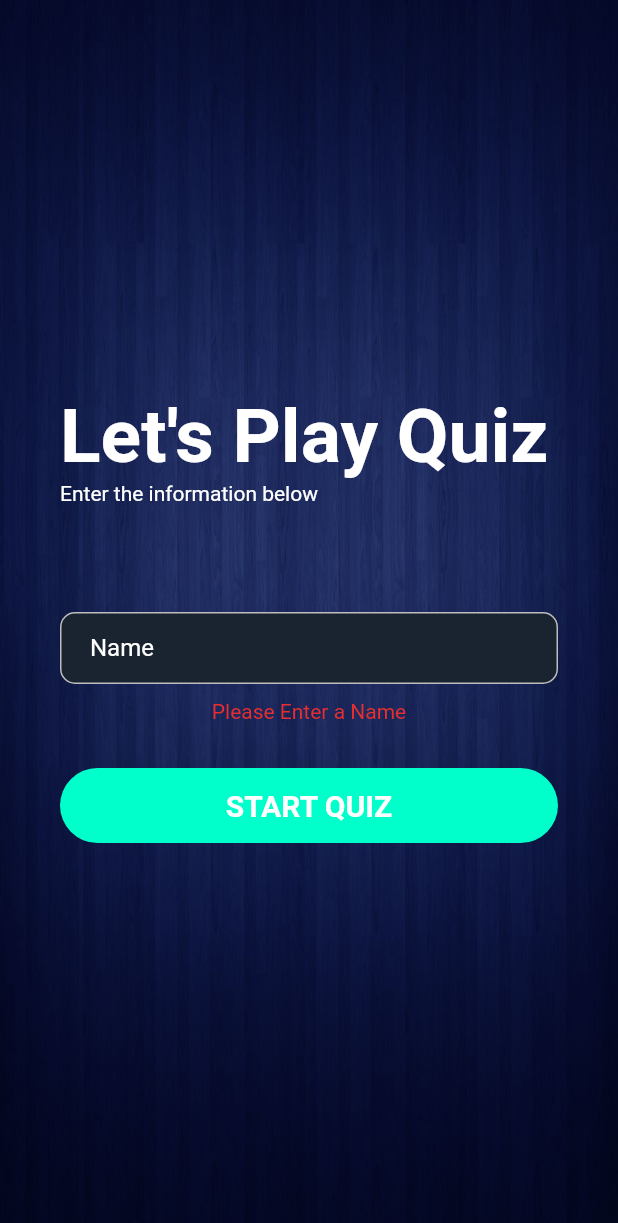
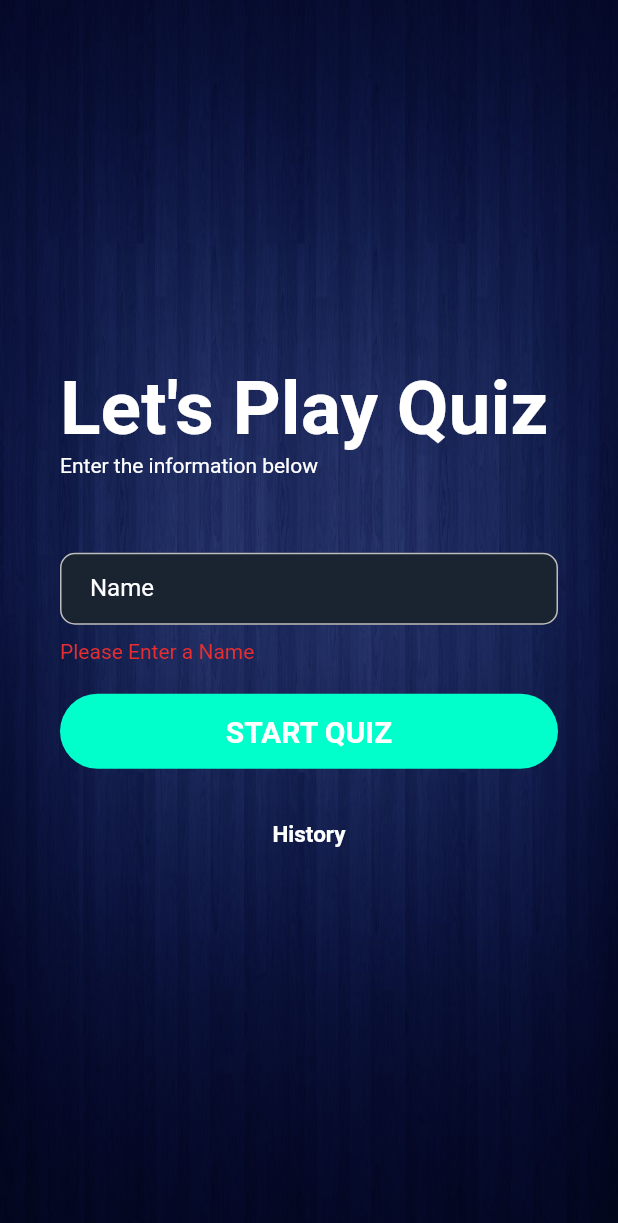
Before and after one commit to Resolute07/assignmentAnantkaal, a Flutter app: the HomeScreen screen opened by its route, after a tap on "START QUIZ", on a phone screen of 412 x 824 dp. Shown: the top 1223 px of the screen. Run offline on Flutter 3.47's test engine with Material 2 defaults, Android fonts, the phone set to English and light mode, and no system bars; our stand-ins replace animated_text_kit, hive_flutter, html_unescape; accounts and stored records are empty; network calls fail.

Commit message:
The Application is completed.. the screen shots and the app drive link is uploaded

```diff
--- a/lib/controller/controller.dart
+++ b/lib/controller/controller.dart
@@ -12,7 +12,9 @@ class XController {
   static int totalQuestions = 0;
   static int correctAnsweredNumber = 0;
   static String currentUserName = "";
-  static const int totalTime = 60;
+  static const int totalTime = 30;
+  static List<dynamic>? history = [];
+  static dynamic localBox;
 
   static init() {
     pageController = PageController();
@@ -56,13 +58,29 @@ class XController {
       const Duration(milliseconds: 500),
       () {
         if (currentQuestionIndex == totalQuestions) {
-          Navigator.pushReplacementNamed(context, ScoreScreen.id);
+          goToScoreScreen(context);
         }
         XController.pageController.nextPage(
             duration: const Duration(milliseconds: 500), curve: Curves.easeIn);
       },
     );
-
     //
   }
+
+  static void updateHistory() {
+    XController.history ??= [];
+    if (XController.history!.length >= 10) {
+      //if not null check the length is checked and last user is deleted
+      XController.history?.removeAt(0);
+    }
+    //the new user name is added
+    XController.history?.add({
+      'userName': currentUserName,
+      'score': "$correctAnsweredNumber / $totalQuestions"
+    });
+  }
+
+  static void goToScoreScreen(BuildContext context) {
+    Navigator.pushReplacementNamed(context, ScoreScreen.id);
+  }
 }
--- /dev/null
+++ b/lib/custom_widget/history_bottom_card_button.dart
@@ -0,0 +1,77 @@
+import 'package:flutter/material.dart';
+import 'package:quiz_app/controller/controller.dart';
+import 'package:quiz_app/custom_widget/custom_list_tile.dart';
+
+class ShowPopDownButton extends StatefulWidget {
+  const ShowPopDownButton({Key? key}) : super(key: key);
+
+  @override
+  State<ShowPopDownButton> createState() => _ShowPopDownButtonState();
+}
+
+class _ShowPopDownButtonState extends State<ShowPopDownButton> {
+  dynamic getDetails(String key) {}
+
+  @override
+  Widget build(BuildContext context) {
+    return TextButton(
+      style: TextButton.styleFrom(
+        backgroundColor: Colors.transparent,
+        foregroundColor: Colors.white,
+      ),
+      onPressed: () {
+        showModalBottomSheet(
+            backgroundColor: Colors.transparent,
+            context: context,
+            builder: (context) {
+              return Container(
+                decoration: BoxDecoration(
+                    color: Colors.white,
+                    borderRadius: BorderRadius.circular(10)),
+                padding: const EdgeInsets.only(
+                    left: 20, right: 20, bottom: 20, top: 5),
+                height: (MediaQuery.of(context).size.height / 100) * 55,
+                child: Column(
+                  children: [
+                    //a circular bordered box for the pop down menu
+                    Container(
+                      height: 6,
+                      width: 100,
+                      decoration: BoxDecoration(
+                        color: Colors.grey.shade400,
+                        borderRadius: BorderRadius.circular(20),
+                      ),
+                    ),
+                    const SizedBox(height: 10),
+
+                    //history list
+                    Expanded(
+                      child: ListView.builder(
+                        itemCount: XController.history?.length,
+                        itemBuilder: (BuildContext context, int index) {
+                          List? temp = XController.history?.reversed.toList();
+                          return CustomListTile(
+                            name: temp![index]['userName'],
+                            scoreText: temp[index]['score'].toString(),
+                          );
+                        },
+                      ),
+                    ),
+                  ],
+                ),
+              );
+            });
+      },
+      child: Center(
+        child: Text(
+          "History",
+          style: TextStyle(
+            fontSize: 15,
+            fontWeight: FontWeight.bold,
+            color: getDetails('textColor'),
+          ),
+        ),
+      ),
+    );
+  }
+}
--- a/lib/custom_widget/progress_bar.dart
+++ b/lib/custom_widget/progress_bar.dart
@@ -32,6 +32,12 @@ class _ProgressBarState extends State<ProgressBar>
       });
     });
     _timeString = "${widget.totalTime}";
+  }
+
+  @override
+  void dispose() {
+    _animationController.dispose();
+    super.dispose();
   }
 
   @override
--- a/lib/screens/home_screen.dart
+++ b/lib/screens/home_screen.dart
@@ -1,8 +1,8 @@
 import 'package:flutter/material.dart';
-import 'package:hive/hive.dart';
 import 'package:quiz_app/constants.dart';
 import 'package:quiz_app/controller/controller.dart';
 import 'package:quiz_app/custom_widget/custom_button.dart';
+import 'package:quiz_app/custom_widget/history_bottom_card_button.dart';
 import 'package:quiz_app/screens/custom_screen.dart';
 import 'package:quiz_app/screens/question_screen.dart';
 
@@ -15,7 +15,6 @@ class HomeScreen extends StatefulWidget {
 }
 
 class _HomeScreenState extends State<HomeScreen> {
-  final _localBox = Hive.box('localBox');
   final TextEditingController _nameController = TextEditingController();
   var errorMessage = "";
   @override
@@ -31,11 +30,8 @@ class _HomeScreenState extends State<HomeScreen> {
           alignment: AlignmentDirectional.center,
           child: Padding(
             padding: const EdgeInsets.all(40.0),
-            child: SizedBox(
-              width: double.infinity,
-              height: 300,
             child: Column(
-                mainAxisAlignment: MainAxisAlignment.spaceBetween,
+              mainAxisAlignment: MainAxisAlignment.center,
               crossAxisAlignment: CrossAxisAlignment.start,
               children: [
                 Column(
@@ -43,16 +39,13 @@ class _HomeScreenState extends State<HomeScreen> {
                   children: const [
                     Text(
                       "Let's Play Quiz",
-                        style: TextStyle(
-                            fontWeight: FontWeight.bold, fontSize: 50),
+                      style:
+                          TextStyle(fontWeight: FontWeight.bold, fontSize: 50),
                     ),
                     Text("Enter the information below"),
                   ],
                 ),
-                  const SizedBox(height: 20),
-                  Column(
-                    children: [
-                      //text field for input for user name
+                const SizedBox(height: 50),
                 TextField(
                   onTap: () {
                     setState(() {
@@ -68,7 +61,7 @@ class _HomeScreenState extends State<HomeScreen> {
                     errorMessage,
                     style: const TextStyle(color: kRedColor),
                   ),
-                      const SizedBox(height: 30),
+                const SizedBox(height: 20),
                 CustomButton(
                   text: 'Start Quiz',
                   onPressed: () {
@@ -77,40 +70,15 @@ class _HomeScreenState extends State<HomeScreen> {
                         errorMessage = "Please Enter a Name";
                       });
                     } else {
-                              _localBox.putAll(
-                                  {'currentUser': _nameController.text});
-                              List<dynamic>? userList = _localBox.get('users');
-
-                              if (userList == null) {
-                                // users list is null create a new list and input
-                                List<dynamic>? tempList = [];
-                                tempList.add({
-                                  'userName': _nameController.text,
-                                  'score': 0
-                                });
-                                _localBox.putAll({'users': tempList});
-                              } else {
-                                if (userList.length >= 10) {
-                                  //if not null check the length is checked and last user is deleted
-                                  userList.removeAt(0);
-                                }
-                                //the new user is added
-                                userList.add({
-                                  'userName': _nameController.text,
-                                  'score': 0
-                                });
-                                _localBox.putAll({'users': userList});
-                              }
-                              XController.currentUserName =
-                                  _nameController.text;
+                      XController.currentUserName = _nameController.text;
                       Navigator.pushReplacementNamed(
                           context, QuestionScreen.id);
                     }
-                          })
+                  },
+                ),
+                const SizedBox(height: 20),
+                const ShowPopDownButton(),
               ],
-                  ),
-                ],
-              ),
             ),
           ),
         ));
--- a/lib/screens/score_screen.dart
+++ b/lib/screens/score_screen.dart
@@ -71,11 +71,13 @@ class ScoreScreen extends StatelessWidget {
             CustomButton(
               text: 'Restart',
               onPressed: () {
+                XController.updateHistory();
                 XController.results.shuffle();
                 Navigator.pushReplacementNamed(context, HomeScreen.id);
                 XController.init();
               },
-            )
+            ),
+            const SizedBox(height: 100),
           ],
         ),
       ),
```
Also changed, not shown: lib/custom_widget/custom_list_tile.dart (added, +35 -0 lines), lib/custom_widget/top_bar.dart (added, +31 -0 lines), lib/main.dart (+5 -4 lines), lib/screens/no_network_screen.dart (added, +12 -0 lines), lib/screens/question_screen.dart (+6 -4 lines), 8 other files. Lines whose indentation alone changed are shown as unchanged.
